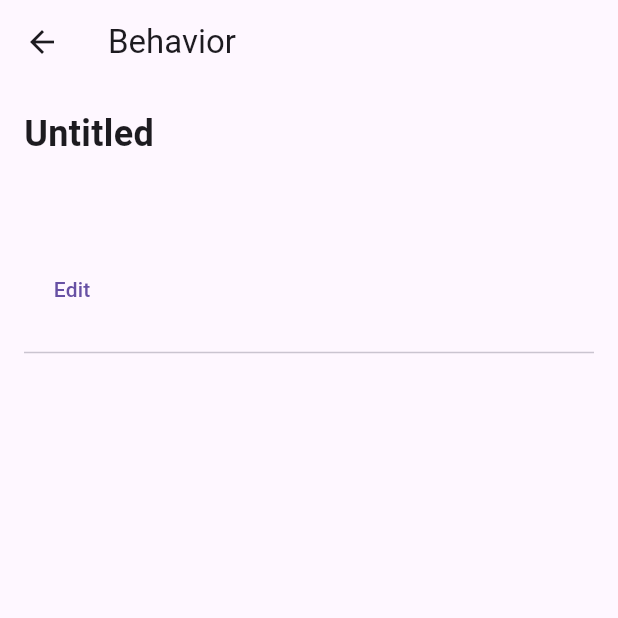
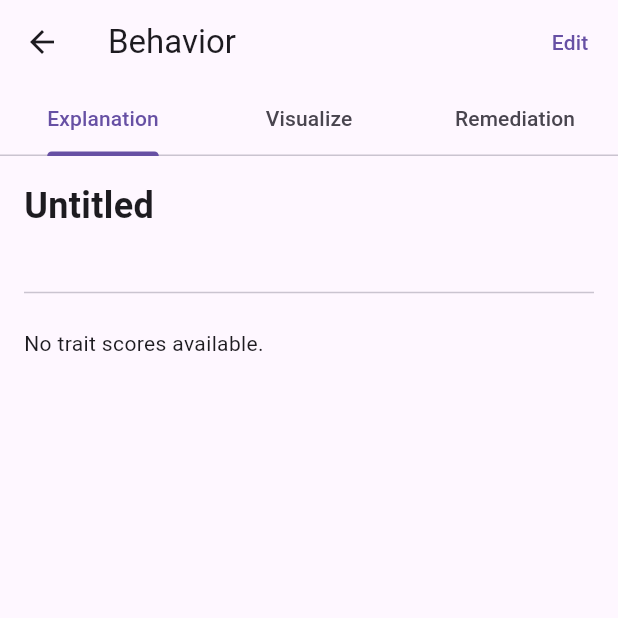
Before and after one commit to jasonc624/duality-flutter, a Flutter app: the BehaviorView screen opened directly, on a phone screen of 412 x 824 dp, the top half of it. Run offline on Flutter 3.47's test engine with Material 3 defaults, Android fonts, the phone set to English and light mode, and no system bars; our stand-ins replace cloud_firestore, easy_date_timeline, firebase_auth, firebase_core, fl_chart, flutter_riverpod and 1 more; accounts and stored records are empty; generated files the repository leaves out were written again; statements that could not run were skipped.

Commit message:
added tab to ui and emoji package

```diff
--- a/lib/src/app.dart
+++ b/lib/src/app.dart
@@ -71,7 +71,7 @@ class MyApp extends StatelessWidget {
               if (snapshot.connectionState == ConnectionState.waiting) {
                 return const CircularProgressIndicator();
               } else if (snapshot.hasData) {
-                return MyHomePage();
+                return const MyHomePage();
               } else {
                 return const LoginScreen();
               }
--- a/lib/src/behavior_entry_feature/behavior_view.dart
+++ b/lib/src/behavior_entry_feature/behavior_view.dart
@@ -16,14 +16,19 @@ class BehaviorView extends StatefulWidget {
   _BehaviorViewState createState() => _BehaviorViewState();
 }
 
-class _BehaviorViewState extends State<BehaviorView> {
+class _BehaviorViewState extends State<BehaviorView>
+    with SingleTickerProviderStateMixin {
   final _formKey = GlobalKey<FormState>();
   final _descriptionController = TextEditingController();
   final _repository = BehaviorRepository();
   String currentUserUid = FirebaseAuth.instance.currentUser!.uid;
+
+  late TabController _tabController;
+
   @override
   void initState() {
     super.initState();
+    _tabController = TabController(length: 3, vsync: this);
     if (widget.behaviorEntry != null) {
       _descriptionController.text = widget.behaviorEntry!.description;
     }
@@ -32,6 +37,7 @@ class _BehaviorViewState extends State<BehaviorView> {
   @override
   void dispose() {
     _descriptionController.dispose();
+    _tabController.dispose();
     super.dispose();
   }
 
@@ -79,9 +85,23 @@ class _BehaviorViewState extends State<BehaviorView> {
     return Scaffold(
       appBar: AppBar(
         title: const Text('Behavior'),
+        actions: [
+          TextButton(
+              onPressed: () => _editBehavior(context, widget.behaviorEntry!),
+              child: const Text('Edit'))
+        ],
+        bottom: TabBar(
+          controller: _tabController,
+          tabs: const [
+            Tab(text: 'Explanation'),
+            Tab(text: 'Visualize'),
+            Tab(text: 'Remediation'),
+          ],
         ),
-        body: SingleChildScrollView(
-            child: Padding(
+      ),
+      body: Column(
+        children: [
+          Padding(
             padding: const EdgeInsets.all(16.0),
             child: Column(
               crossAxisAlignment: CrossAxisAlignment.start,
@@ -93,29 +113,58 @@ class _BehaviorViewState extends State<BehaviorView> {
                 Text(widget.behaviorEntry?.description ?? "",
                     style: const TextStyle(
                         fontSize: 16, fontStyle: FontStyle.italic)),
-              const SizedBox(height: 30),
-              Column(mainAxisAlignment: MainAxisAlignment.end, children: [
-                TextButton(
-                    onPressed: () =>
-                        _editBehavior(context, widget.behaviorEntry!),
-                    child: Text('Edit'))
-              ]),
-              const SizedBox(height: 10),
                 const Divider(),
-              if (widget.behaviorEntry != null &&
-                  widget.behaviorEntry!.traitScores != null)
-                _buildTraitScores(widget.behaviorEntry!.traitScores!),
-              const SizedBox(height: 30),
+              ],
+            ),
+          ),
+          Expanded(
+            child: TabBarView(
+              controller: _tabController,
+              children: [
+                _buildTraitScoresTab(),
+                _buildRadarChartTab(),
+                _buildDetailsTab(),
+              ],
+            ),
+          ),
+        ],
+      ),
+    );
+  }
+
+  Widget _buildDetailsTab() {
+    return SingleChildScrollView(
+      padding: const EdgeInsets.fromLTRB(16.0, 0, 16.0, 16.0),
+      child: Column(
+        crossAxisAlignment: CrossAxisAlignment.start,
+        children: [
           if (widget.behaviorEntry != null &&
               widget.behaviorEntry!.suggestion != null)
             _buildSuggestion(widget.behaviorEntry!.suggestion!),
           const SizedBox(height: 30),
-              if (widget.behaviorEntry != null &&
-                  widget.behaviorEntry!.traitScores != null)
-                BehaviorRadarChart(behavior: widget.behaviorEntry!),
         ],
       ),
-        )));
+    );
+  }
+
+  Widget _buildTraitScoresTab() {
+    return SingleChildScrollView(
+      padding: const EdgeInsets.fromLTRB(16.0, 0, 16.0, 16.0),
+      child: widget.behaviorEntry != null &&
+              widget.behaviorEntry!.traitScores != null
+          ? _buildTraitScores(widget.behaviorEntry!.traitScores!)
+          : const Text('No trait scores available.'),
+    );
+  }
+
+  Widget _buildRadarChartTab() {
+    return SingleChildScrollView(
+      padding: const EdgeInsets.fromLTRB(16.0, 0, 16.0, 16.0),
+      child: widget.behaviorEntry != null &&
+              widget.behaviorEntry!.traitScores != null
+          ? BehaviorRadarChart(behavior: widget.behaviorEntry!)
+          : const Text('No chart data available.'),
+    );
   }
 
   Widget _buildSuggestion(String suggestion) {
@@ -131,7 +180,6 @@ class _BehaviorViewState extends State<BehaviorView> {
     );
   }
 
-  // In _BehaviorViewState class:
   Widget _buildTraitScores(Map<String, dynamic> traitScores) {
     List<Widget> traitScoreWidgets = [];
 
--- a/pubspec.yaml
+++ b/pubspec.yaml
@@ -10,6 +10,7 @@ environment:
   sdk: '>=3.4.4 <4.0.0'
 
 dependencies:
+  animated_emoji: ^3.1.0
   cloud_firestore: ^5.1.0
   cloud_functions: ^5.0.3
   easy_date_timeline: ^1.1.3
```
Also changed, not shown: pubspec.lock. Lines whose indentation alone changed are shown as unchanged.
